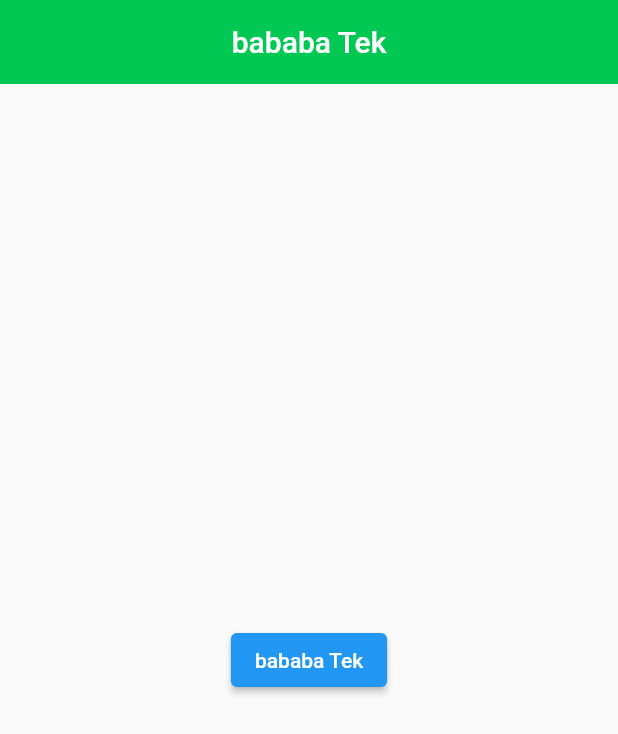
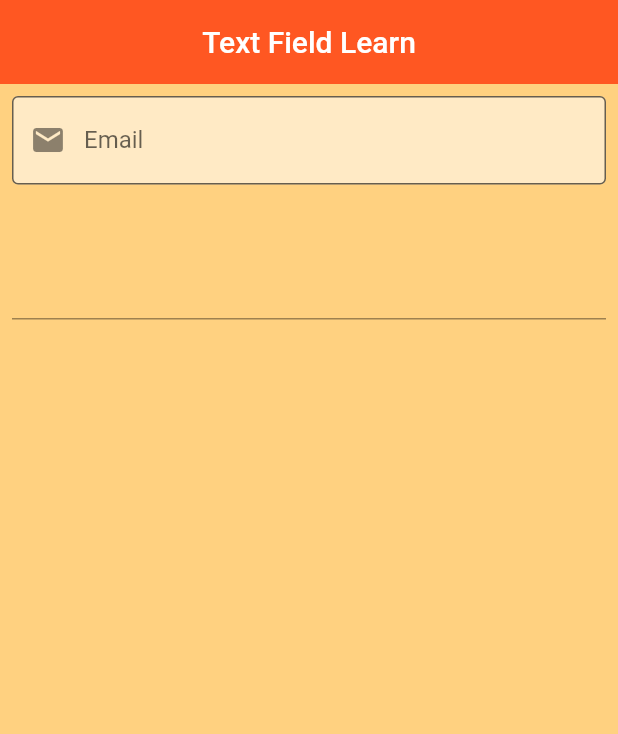
Before and after one commit to yusufcanstr/Flutter-101, a Flutter app: the screen it shows after launch, on a phone screen of 412 x 824 dp. Shown: the top 734 px of the screen. Run offline on Flutter 3.47's test engine with Material 2 defaults, Android fonts, the phone set to English and light mode, and no system bars.

Commit message:
text field learn

```diff
--- /dev/null
+++ b/lib/101/text_field_learn.dart
@@ -0,0 +1,80 @@
+import 'package:flutter/material.dart';
+import 'package:flutter/services.dart';
+
+class TextFieldLearn extends StatefulWidget {
+  const TextFieldLearn({super.key});
+
+  @override
+  State<TextFieldLearn> createState() => _TextFieldLearnState();
+}
+
+class _TextFieldLearnState extends State<TextFieldLearn> {
+  final key = GlobalKey();
+
+  FocusNode focusNodeTextFieldOne = FocusNode();
+  FocusNode focusNodeTextFieldTwo = FocusNode();
+
+  @override
+  Widget build(BuildContext context) {
+    return Scaffold(
+      backgroundColor: Colors.orangeAccent.shade100,
+      appBar: AppBar(
+        backgroundColor: Colors.deepOrange,
+        title: const Text("Text Field Learn"),
+      ),
+      body: Padding(
+        padding: const EdgeInsets.all(8.0),
+        child: Column(
+          children: [
+            TextField(
+                maxLength: 22,
+                buildCounter: (BuildContext context, {int? currentLength, bool? isFocused, int? maxLength}) {
+                  return _animationContainer(currentLength);
+                },
+                keyboardType: TextInputType.emailAddress,
+                autofillHints: const [AutofillHints.email],
+                inputFormatters: [TextProjectInputFormmater()._formater],
+                textInputAction: TextInputAction.next,
+                focusNode: focusNodeTextFieldOne,
+                decoration: _InputDecarotor().emailInput),
+            TextField(
+              focusNode: focusNodeTextFieldTwo,
+              minLines: 2,
+              maxLines: 4,
+            )
+          ],
+        ),
+      ),
+    );
+  }
+
+  AnimatedContainer _animationContainer(int? currentLength) {
+    return AnimatedContainer(
+      key: key,
+      duration: const Duration(milliseconds: 1),
+      height: 20,
+      width: 10.0 * (currentLength ?? 0),
+      color: Colors.blue,
+    );
+  }
+}
+
+class TextProjectInputFormmater {
+  final _formater = TextInputFormatter.withFunction((oldValue, newValue) {
+    if (newValue.text == "a") {
+      return oldValue;
+    }
+    return newValue;
+  });
+}
+
+class _InputDecarotor {
+  final emailInput = const InputDecoration(
+    prefixIcon: Icon(Icons.mail),
+    border: OutlineInputBorder(),
+    hintText: "Email adresini giriniz !",
+    labelText: "Email",
+    fillColor: Colors.white54,
+    filled: true,
+  );
+}
--- a/lib/main.dart
+++ b/lib/main.dart
@@ -1,4 +1,5 @@
 import 'package:flutter/material.dart';
+import 'package:information_card/101/text_field_learn.dart';
 
 import '101/statefull_life_cycle_learn.dart';
 
@@ -22,7 +23,7 @@ class MyApp extends StatelessWidget {
             backgroundColor: Colors.transparent,
             elevation: 0,
           )),
-      home: const StatefllLifeCycleLearn(message: "bababa",),
+      home: const TextFieldLearn(),
     );
   }
 }
```
